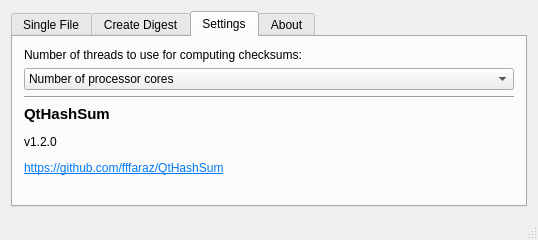
Qt form src/mainwindow.ui (fffaraz/QtHashSum) before a commit.
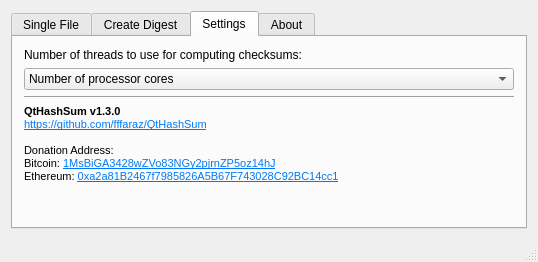
The same form after that commit. The open tabs and pages were chosen to show the change.

```diff
--- a/src/mainwindow.ui
+++ b/src/mainwindow.ui
@@ -7,7 +7,7 @@
     <x>0</x>
     <y>0</y>
     <width>483</width>
-    <height>240</height>
+    <height>262</height>
    </rect>
   </property>
   <property name="windowTitle">
@@ -285,7 +285,17 @@
         <item>
          <widget class="QLabel" name="lblAbout">
           <property name="text">
-           <string>&lt;html&gt;&lt;head/&gt;&lt;body&gt;&lt;p&gt;&lt;span style=&quot; font-size:11pt; font-weight:600;&quot;&gt;QtHashSum&lt;/span&gt;&lt;/p&gt;&lt;p&gt;&lt;span style=&quot; font-size:9pt;&quot;&gt;v1.2.0&lt;/span&gt;&lt;/p&gt;&lt;p&gt;&lt;a href=&quot;https://github.com/fffaraz/QtHashSum&quot;&gt;&lt;span style=&quot; text-decoration: underline; color:#007af4;&quot;&gt;https://github.com/fffaraz/QtHashSum&lt;/span&gt;&lt;/a&gt;&lt;/p&gt;&lt;/body&gt;&lt;/html&gt;</string>
+           <string>&lt;!DOCTYPE HTML PUBLIC &quot;-//W3C//DTD HTML 4.0//EN&quot; &quot;http://www.w3.org/TR/REC-html40/strict.dtd&quot;&gt;
+&lt;html&gt;&lt;head&gt;&lt;meta name=&quot;qrichtext&quot; content=&quot;1&quot; /&gt;&lt;style type=&quot;text/css&quot;&gt;
+p, li { white-space: pre-wrap; }
+&lt;/style&gt;&lt;/head&gt;&lt;body style=&quot; font-family:'MS Shell Dlg 2'; font-size:8pt; font-weight:400; font-style:normal;&quot;&gt;
+&lt;p style=&quot; margin-top:0px; margin-bottom:0px; margin-left:0px; margin-right:0px; -qt-block-indent:0; text-indent:0px;&quot;&gt;&lt;span style=&quot; font-weight:600;&quot;&gt;QtHashSum v1.3.0&lt;/span&gt;&lt;/p&gt;
+&lt;p style=&quot; margin-top:0px; margin-bottom:0px; margin-left:0px; margin-right:0px; -qt-block-indent:0; text-indent:0px;&quot;&gt;&lt;a href=&quot;https://github.com/fffaraz/QtHashSum&quot;&gt;&lt;span style=&quot; text-decoration: underline; color:#007af4;&quot;&gt;https://github.com/fffaraz/QtHashSum&lt;/span&gt;&lt;/a&gt;&lt;/p&gt;
+&lt;p style=&quot;-qt-paragraph-type:empty; margin-top:0px; margin-bottom:0px; margin-left:0px; margin-right:0px; -qt-block-indent:0; text-indent:0px;&quot;&gt;&lt;br /&gt;&lt;/p&gt;
+&lt;p style=&quot; margin-top:0px; margin-bottom:0px; margin-left:0px; margin-right:0px; -qt-block-indent:0; text-indent:0px;&quot;&gt;Donation Address:&lt;/p&gt;
+&lt;p style=&quot; margin-top:0px; margin-bottom:0px; margin-left:0px; margin-right:0px; -qt-block-indent:0; text-indent:0px;&quot;&gt;Bitcoin: &lt;a href=&quot;https://www.blockchain.com/btc/address/1MsBiGA3428wZVo83NGy2pjrnZP5oz14hJ&quot;&gt;&lt;span style=&quot; text-decoration: underline; color:#007af4;&quot;&gt;1MsBiGA3428wZVo83NGy2pjrnZP5oz14hJ&lt;/span&gt;&lt;/a&gt;&lt;/p&gt;
+&lt;p style=&quot; margin-top:0px; margin-bottom:0px; margin-left:0px; margin-right:0px; -qt-block-indent:0; text-indent:0px;&quot;&gt;Ethereum: &lt;a href=&quot;https://etherscan.io/address/0xa2a81B2467f7985826A5B67F743028C92BC14cc1&quot;&gt;&lt;span style=&quot; text-decoration: underline; color:#007af4;&quot;&gt;0xa2a81B2467f7985826A5B67F743028C92BC14cc1&lt;/span&gt;&lt;/a&gt;&lt;/p&gt;
+&lt;p style=&quot;-qt-paragraph-type:empty; margin-top:0px; margin-bottom:0px; margin-left:0px; margin-right:0px; -qt-block-indent:0; text-indent:0px;&quot;&gt;&lt;br /&gt;&lt;/p&gt;&lt;/body&gt;&lt;/html&gt;</string>
           </property>
          </widget>
         </item>
```
Left out of the diff: 2 changed lines with no effect on the pictures.
